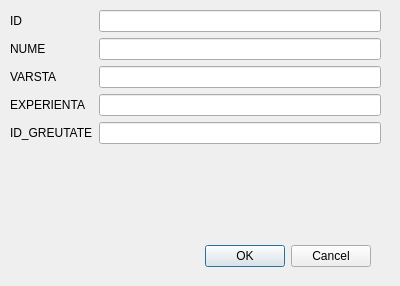
First picture: the form in addparticipant.ui, repository vioan12/BD_Proiect, before the edit.
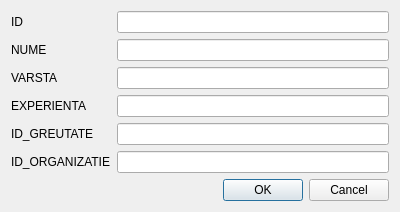
Second picture: the form after the edit.

```diff
--- a/addparticipant.ui
+++ b/addparticipant.ui
@@ -2,42 +2,37 @@
 <ui version="4.0">
  <class>AddParticipant</class>
  <widget class="QDialog" name="AddParticipant">
+  <property name="windowModality">
+   <enum>Qt::NonModal</enum>
+  </property>
+  <property name="enabled">
+   <bool>true</bool>
+  </property>
   <property name="geometry">
    <rect>
     <x>0</x>
     <y>0</y>
     <width>400</width>
-    <height>286</height>
+    <height>200</height>
    </rect>
   </property>
+  <property name="sizePolicy">
+   <sizepolicy hsizetype="MinimumExpanding" vsizetype="MinimumExpanding">
+    <horstretch>0</horstretch>
+    <verstretch>0</verstretch>
+   </sizepolicy>
+  </property>
+  <property name="tabletTracking">
+   <bool>false</bool>
+  </property>
   <property name="windowTitle">
    <string>Dialog</string>
   </property>
-  <widget class="QDialogButtonBox" name="buttonBox">
-   <property name="geometry">
-    <rect>
-     <x>30</x>
-     <y>240</y>
-     <width>341</width>
-     <height>32</height>
-    </rect>
-   </property>
-   <property name="orientation">
-    <enum>Qt::Horizontal</enum>
-   </property>
-   <property name="standardButtons">
-    <set>QDialogButtonBox::Cancel|QDialogButtonBox::Ok</set>
-   </property>
-  </widget>
-  <widget class="QWidget" name="layoutWidget">
-   <property name="geometry">
-    <rect>
-     <x>10</x>
-     <y>10</y>
-     <width>371</width>
-     <height>221</height>
-    </rect>
-   </property>
+  <property name="sizeGripEnabled">
+   <bool>false</bool>
+  </property>
+  <layout class="QVBoxLayout" name="verticalLayout">
+   <item>
    <layout class="QFormLayout" name="formLayout">
     <item row="0" column="0">
      <widget class="QLabel" name="label">
@@ -89,8 +84,29 @@
     <item row="4" column="1">
      <widget class="QLineEdit" name="TB_idgreutate"/>
     </item>
-   </layout>
-  </widget>
+     <item row="5" column="0">
+      <widget class="QLabel" name="label_10">
+       <property name="text">
+        <string>ID_ORGANIZATIE</string>
+       </property>
+      </widget>
+     </item>
+     <item row="5" column="1">
+      <widget class="QLineEdit" name="TB_idorganizatie"/>
+     </item>
+    </layout>
+   </item>
+   <item>
+    <widget class="QDialogButtonBox" name="buttonBox">
+     <property name="orientation">
+      <enum>Qt::Horizontal</enum>
+     </property>
+     <property name="standardButtons">
+      <set>QDialogButtonBox::Cancel|QDialogButtonBox::Ok</set>
+     </property>
+    </widget>
+   </item>
+  </layout>
  </widget>
  <resources/>
  <connections>
```
Lines whose indentation alone changed are shown as unchanged.
